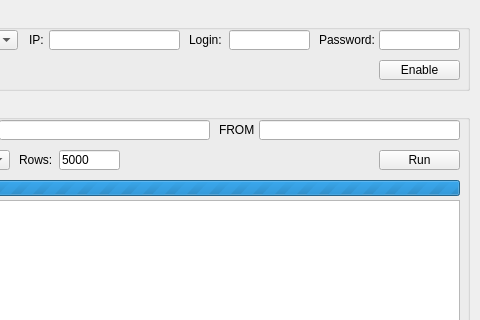
Old version of the form gui/mssql/openrowset/openrowset.ui in the repository kaeso/enema; both pictures show x 111 to 591 and y 0 to 320 of the 591 by 618 pixel window.
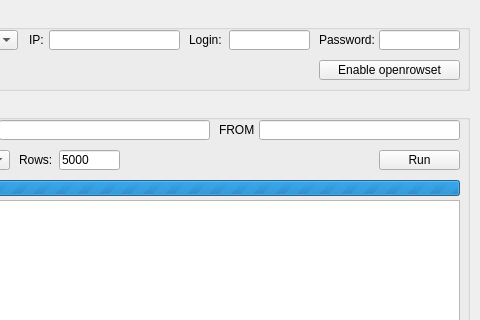
New version of the form.

What changed in the file:
```diff
--- a/gui/mssql/openrowset/openrowset.ui
+++ b/gui/mssql/openrowset/openrowset.ui
@@ -177,14 +177,14 @@
    <widget class="QPushButton" name="enableButton">
     <property name="geometry">
      <rect>
-      <x>480</x>
+      <x>420</x>
       <y>50</y>
-      <width>81</width>
+      <width>141</width>
       <height>20</height>
      </rect>
     </property>
     <property name="text">
-     <string>Enable</string>
+     <string>Enable openrowset</string>
     </property>
    </widget>
   </widget>
```
